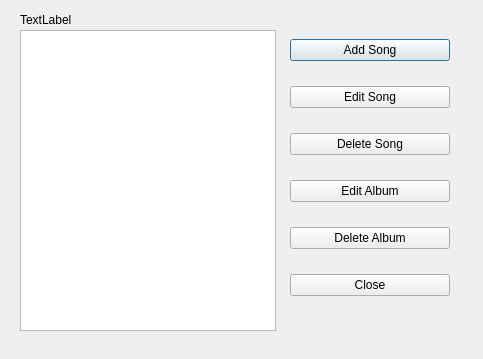
Qt form albumsongsdialog.ui (Kiana-hash/MusicAppQt) before a commit.
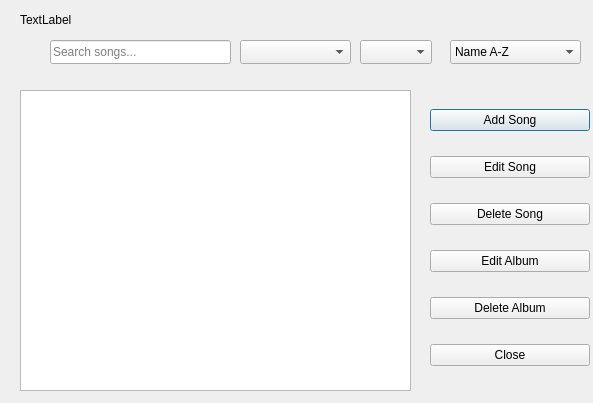
The same form after that commit.

Commit message: addded listener dashboard interface

Patch:
```diff
--- a/albumsongsdialog.ui
+++ b/albumsongsdialog.ui
@@ -6,8 +6,8 @@
    <rect>
     <x>0</x>
     <y>0</y>
-    <width>483</width>
-    <height>359</height>
+    <width>593</width>
+    <height>403</height>
    </rect>
   </property>
   <property name="windowTitle">
@@ -17,8 +17,8 @@
    <property name="geometry">
     <rect>
      <x>20</x>
-     <y>30</y>
-     <width>256</width>
+     <y>90</y>
+     <width>391</width>
      <height>301</height>
     </rect>
    </property>
@@ -26,8 +26,8 @@
   <widget class="QWidget" name="verticalLayoutWidget">
    <property name="geometry">
     <rect>
-     <x>290</x>
-     <y>20</y>
+     <x>430</x>
+     <y>90</y>
      <width>160</width>
      <height>301</height>
     </rect>
@@ -90,6 +90,69 @@
     <string>TextLabel</string>
    </property>
   </widget>
+  <widget class="QLineEdit" name="searchLineEdit">
+   <property name="geometry">
+    <rect>
+     <x>50</x>
+     <y>40</y>
+     <width>181</width>
+     <height>24</height>
+    </rect>
+   </property>
+   <property name="placeholderText">
+    <string>Search songs...</string>
+   </property>
+  </widget>
+  <widget class="QComboBox" name="genreComboBox">
+   <property name="geometry">
+    <rect>
+     <x>240</x>
+     <y>40</y>
+     <width>111</width>
+     <height>24</height>
+    </rect>
+   </property>
+  </widget>
+  <widget class="QComboBox" name="yearComboBox">
+   <property name="geometry">
+    <rect>
+     <x>360</x>
+     <y>40</y>
+     <width>72</width>
+     <height>24</height>
+    </rect>
+   </property>
+  </widget>
+  <widget class="QComboBox" name="sortComboBox">
+   <property name="geometry">
+    <rect>
+     <x>450</x>
+     <y>40</y>
+     <width>131</width>
+     <height>24</height>
+    </rect>
+   </property>
+   <item>
+    <property name="text">
+     <string>Name A-Z</string>
+    </property>
+   </item>
+   <item>
+    <property name="text">
+     <string>Name Z-A</string>
+    </property>
+   </item>
+   <item>
+    <property name="text">
+     <string>Year Oldest-Newest</string>
+    </property>
+   </item>
+   <item>
+    <property name="text">
+     <string>Year Newest-Oldest</string>
+    </property>
+   </item>
+  </widget>
  </widget>
  <resources/>
  <connections/>
```
The commit also changes 7 other files.
